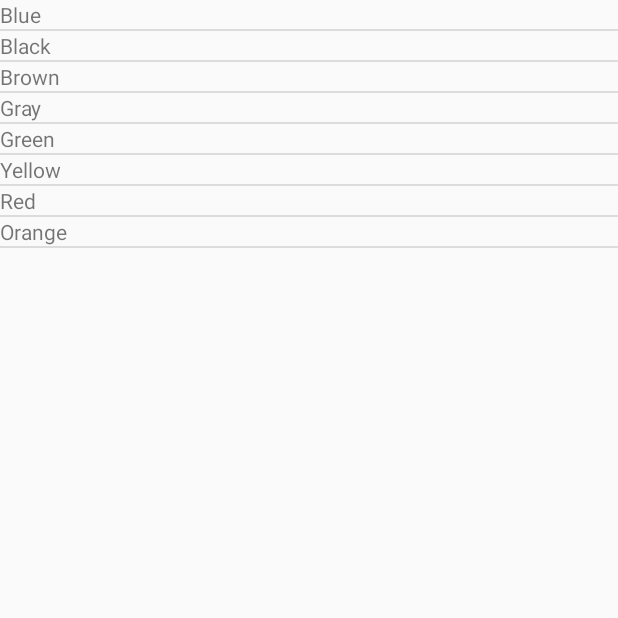
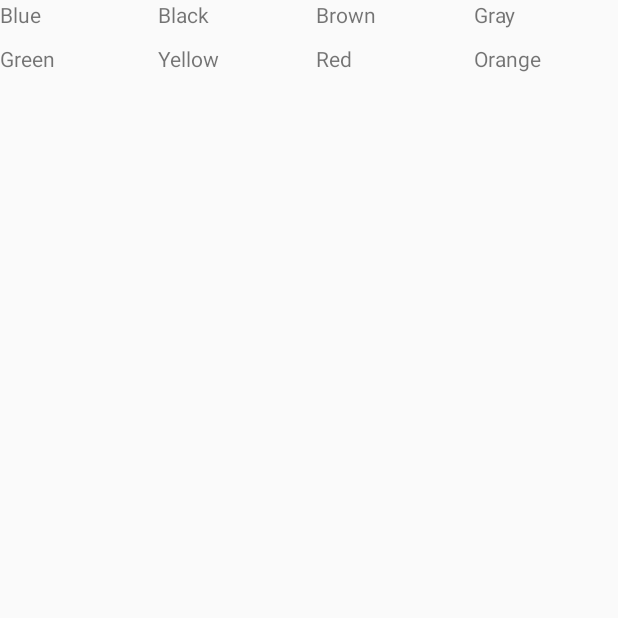
Before and after one commit to enciyo/MobilliumTrelloTask, an Android app: the screen it shows after launch (MainActivity), on a phone screen of 412 x 824 dp, the top half of it. Run offline under Robolectric (Android 15) with nearby library versions, the phone set to English and light mode, and no system bars.

Commit message:
GridView

```diff
--- a/app/src/main/java/t/timer/mobilliumtrellotask/MainActivity.kt
+++ b/app/src/main/java/t/timer/mobilliumtrellotask/MainActivity.kt
@@ -22,7 +22,7 @@ class MainActivity : AppCompatActivity() {
 
         var adapter:listAdapter =listAdapter(this,Color.colors)
 
-        lstView.adapter=adapter
+         gridview.adapter=adapter
 
 
     }
--- a/app/src/main/res/layout/activity_main.xml
+++ b/app/src/main/res/layout/activity_main.xml
@@ -5,12 +5,15 @@
         android:layout_width="match_parent"
         android:layout_height="match_parent"
         tools:context=".MainActivity">
-    <ListView
-            android:id="@+id/lstView"
-            android:layout_width="match_parent"
-            android:layout_height="match_parent">
-
-
-    </ListView>
-
+    <GridView xmlns:android="http://schemas.android.com/apk/res/android"
+              android:id="@+id/gridview"
+              android:layout_width="match_parent"
+              android:layout_height="match_parent"
+              android:columnWidth="90dp"
+              android:numColumns="auto_fit"
+              android:verticalSpacing="10dp"
+              android:horizontalSpacing="10dp"
+              android:stretchMode="columnWidth"
+              android:gravity="center"
+    />
 </RelativeLayout>
```
